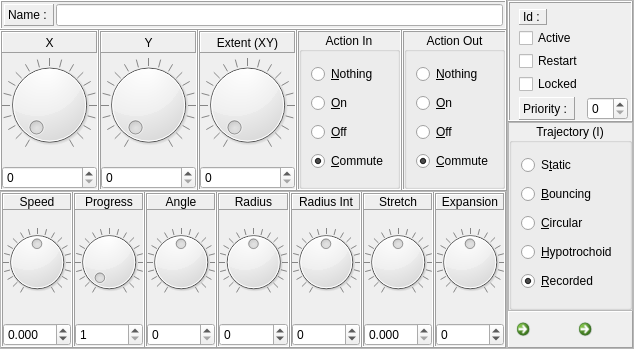
linuxmao-org/Frontieres, file sources/interface/TriggerDialog.ui: the form before one commit.
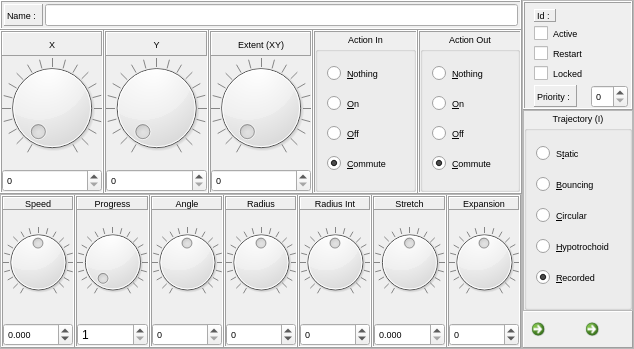
The form after the commit. Icons and pictures are not drawn.

What changed in the file:
```diff
--- a/sources/interface/TriggerDialog.ui
+++ b/sources/interface/TriggerDialog.ui
@@ -10,6 +10,11 @@
     <height>349</height>
    </rect>
   </property>
+  <property name="font">
+   <font>
+    <pointsize>7</pointsize>
+   </font>
+  </property>
   <property name="windowTitle">
    <string>Dialog</string>
   </property>
@@ -147,7 +152,7 @@
                 <widget class="QLabel" name="label_X">
                  <property name="font">
                   <font>
-                   <pointsize>9</pointsize>
+                   <pointsize>7</pointsize>
                   </font>
                  </property>
                  <property name="autoFillBackground">
@@ -262,7 +267,7 @@
               </property>
               <property name="font">
                <font>
-                <pointsize>9</pointsize>
+                <pointsize>7</pointsize>
                </font>
               </property>
               <property name="wrapping">
@@ -367,7 +372,7 @@
                 <widget class="QLabel" name="label_Y">
                  <property name="font">
                   <font>
-                   <pointsize>9</pointsize>
+                   <pointsize>7</pointsize>
                   </font>
                  </property>
                  <property name="autoFillBackground">
@@ -476,7 +481,7 @@
               </property>
               <property name="font">
                <font>
-                <pointsize>9</pointsize>
+                <pointsize>7</pointsize>
                </font>
               </property>
               <property name="wrapping">
@@ -581,7 +586,7 @@
                 <widget class="QLabel" name="label_Extent">
                  <property name="font">
                   <font>
-                   <pointsize>9</pointsize>
+                   <pointsize>7</pointsize>
                   </font>
                  </property>
                  <property name="autoFillBackground">
@@ -690,7 +695,7 @@
               </property>
               <property name="font">
                <font>
-                <pointsize>9</pointsize>
+                <pointsize>7</pointsize>
                </font>
               </property>
               <property name="wrapping">
@@ -774,7 +779,7 @@
               </property>
               <property name="font">
                <font>
-                <pointsize>9</pointsize>
+                <pointsize>7</pointsize>
                </font>
               </property>
               <property name="title">
@@ -876,7 +881,7 @@
               </property>
               <property name="font">
                <font>
-                <pointsize>9</pointsize>
+                <pointsize>7</pointsize>
                </font>
               </property>
               <property name="title">
@@ -1056,7 +1061,7 @@
                    <widget class="QLabel" name="label_Speed">
                     <property name="font">
                      <font>
-                      <pointsize>9</pointsize>
+                      <pointsize>7</pointsize>
                      </font>
                     </property>
                     <property name="autoFillBackground">
@@ -1165,7 +1170,7 @@
                  </property>
                  <property name="font">
                   <font>
-                   <pointsize>9</pointsize>
+                   <pointsize>7</pointsize>
                   </font>
                  </property>
                  <property name="wrapping">
@@ -1270,7 +1275,7 @@
                    <widget class="QLabel" name="label_Progress">
                     <property name="font">
                      <font>
-                      <pointsize>9</pointsize>
+                      <pointsize>7</pointsize>
                      </font>
                     </property>
                     <property name="autoFillBackground">
@@ -1484,7 +1489,7 @@
                    <widget class="QLabel" name="label_Angle">
                     <property name="font">
                      <font>
-                      <pointsize>9</pointsize>
+                      <pointsize>7</pointsize>
                      </font>
                     </property>
                     <property name="autoFillBackground">
@@ -1593,7 +1598,7 @@
                  </property>
                  <property name="font">
                   <font>
-                   <pointsize>9</pointsize>
+                   <pointsize>7</pointsize>
                   </font>
                  </property>
                  <property name="wrapping">
@@ -1698,7 +1703,7 @@
                    <widget class="QLabel" name="label_Radius">
                     <property name="font">
                      <font>
-                      <pointsize>9</pointsize>
+                      <pointsize>7</pointsize>
                      </font>
                     </property>
                     <property name="autoFillBackground">
@@ -1807,7 +1812,7 @@
                  </property>
                  <property name="font">
                   <font>
-                   <pointsize>9</pointsize>
+                   <pointsize>7</pointsize>
                   </font>
                  </property>
                  <property name="wrapping">
@@ -1912,7 +1917,7 @@
                    <widget class="QLabel" name="label_RadiusInt">
                     <property name="font">
                      <font>
-                      <pointsize>9</pointsize>
+                      <pointsize>7</pointsize>
                      </font>
                     </property>
                     <property name="autoFillBackground">
@@ -2021,7 +2026,7 @@
                  </property>
                  <property name="font">
                   <font>
-                   <pointsize>9</pointsize>
+                   <pointsize>7</pointsize>
                   </font>
                  </property>
                  <property name="wrapping">
@@ -2126,7 +2131,7 @@
                    <widget class="QLabel" name="label_Stretch">
                     <property name="font">
                      <font>
-                      <pointsize>9</pointsize>
+                      <pointsize>7</pointsize>
                      </font>
                     </property>
                     <property name="autoFillBackground">
@@ -2235,7 +2240,7 @@
                  </property>
                  <property name="font">
                   <font>
-                   <pointsize>9</pointsize>
+                   <pointsize>7</pointsize>
                   </font>
                  </property>
                  <property name="wrapping">
@@ -2340,7 +2345,7 @@
                    <widget class="QLabel" name="label_Expansion">
                     <property name="font">
                      <font>
-                      <pointsize>9</pointsize>
+                      <pointsize>7</pointsize>
                      </font>
                     </property>
                     <property name="whatsThis">
@@ -2452,7 +2457,7 @@
                  </property>
                  <property name="font">
                   <font>
-                   <pointsize>9</pointsize>
+                   <pointsize>7</pointsize>
                   </font>
                  </property>
                  <property name="wrapping">
@@ -2536,7 +2541,7 @@
           <widget class="QLabel" name="label_Name">
            <property name="font">
             <font>
-             <pointsize>9</pointsize>
+             <pointsize>7</pointsize>
             </font>
            </property>
            <property name="frameShape">
@@ -2627,7 +2632,7 @@
            </property>
            <property name="font">
             <font>
-             <pointsize>9</pointsize>
+             <pointsize>7</pointsize>
             </font>
            </property>
            <property name="frameShape">
@@ -2749,7 +2754,7 @@
            </property>
            <property name="font">
             <font>
-             <pointsize>9</pointsize>
+             <pointsize>7</pointsize>
             </font>
            </property>
            <property name="title">
```
